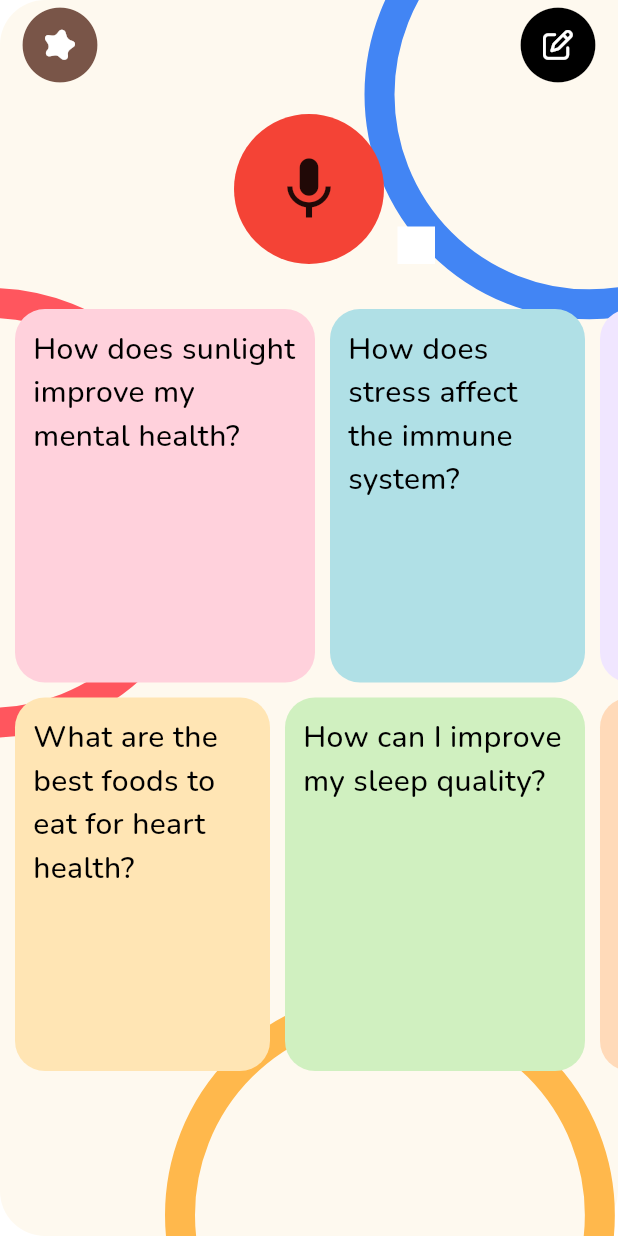
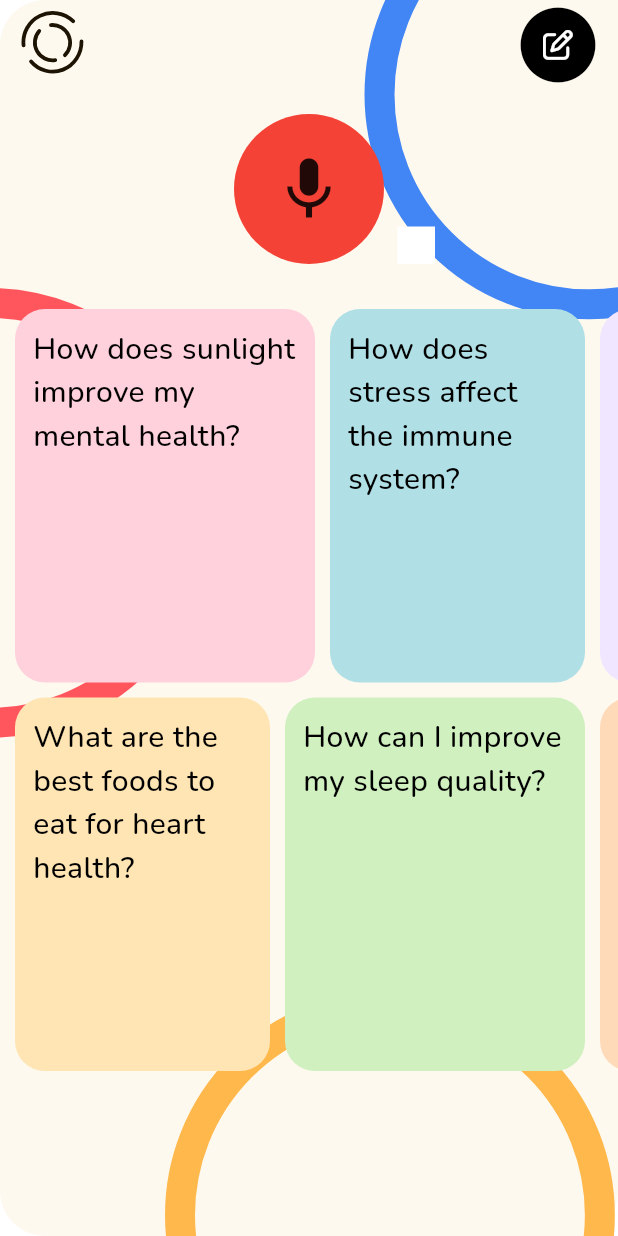
Before and after one commit to KhromeM/meddy, a Flutter app: the screen it shows once a user with an empty profile is signed in, on a phone screen of 412 x 824 dp. Run offline on Flutter 3.47's test engine with Material 3 defaults, Android fonts, the phone set to English and light mode, and no system bars; our stand-ins replace firebase_auth, firebase_core, flutter_markdown, flutter_riverpod, flutter_svg, font_awesome_flutter and 4 more; missing offline and left inert: jumping_dot, record; accounts and stored records are empty.

Commit message:
changed brown star to meddy logo

```diff
--- a/mobile/lib/widgets/custom_app_bar.dart
+++ b/mobile/lib/widgets/custom_app_bar.dart
@@ -5,7 +5,7 @@ import 'package:meddymobile/pages/reminder_page.dart';
 import 'package:meddymobile/utils/app_colors.dart';
 import 'package:meddymobile/services/auth_service.dart';
 import 'package:meddymobile/pages/signin_page.dart';
-
+import 'package:flutter_svg/flutter_svg.dart';
 class CustomAppBar extends StatefulWidget implements PreferredSizeWidget {
   @override
   _CustomAppBarState createState() => _CustomAppBarState();
@@ -197,26 +197,12 @@ class _CustomAppBarState extends State<CustomAppBar> {
           _showBottomSheet(context);
         },
         child: Padding(
-          padding: const EdgeInsets.only(left: 10),
-          child: Stack(
-            alignment: Alignment.center,
-            children: [
-              Icon(
-                Icons.circle,
-                size: 60,
-                color: Colors.brown,
-              ),
-              Padding(
-                padding: const EdgeInsets.only(left: 14, top: 3),
-                child: FaIcon(
-                  FontAwesomeIcons.splotch,
-                  size: 20,
-                  color: Colors.white,
-                ),
-              )
-            ],
-          ),
+        padding: const EdgeInsets.only(left: 14.0, top: 0, bottom: 0, right: 0),
+        child: SvgPicture.asset(
+          'assets/images/logo_image.svg',
+          fit: BoxFit.contain,
         ),
+      ),
       ),
       actions: [
         InkWell(
--- a/mobile/pubspec.yaml
+++ b/mobile/pubspec.yaml
@@ -50,7 +50,7 @@ dependencies:
   percent_indicator: ^4.2.3
   rive: ^0.13.9
   jumping_dot: ^0.0.7
-
+  flutter_svg: ^2.0.5
 dev_dependencies:
   flutter_test:
     sdk: flutter
```
Also changed, not shown: mobile/assets/images/logo_image.svg (added).
